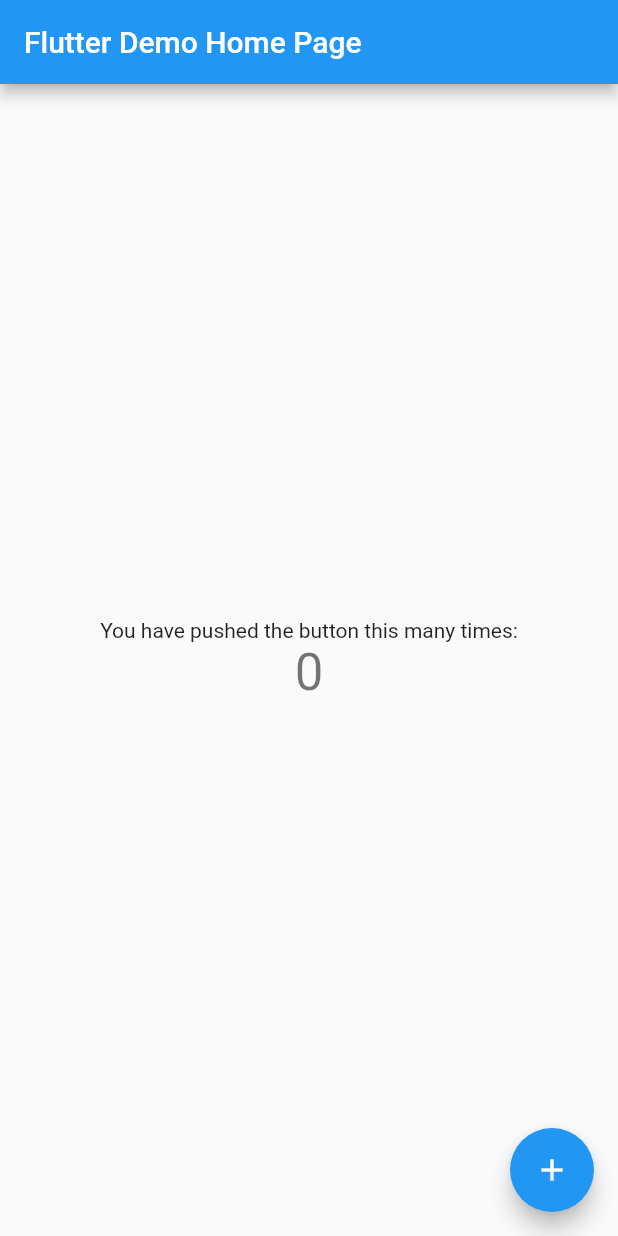
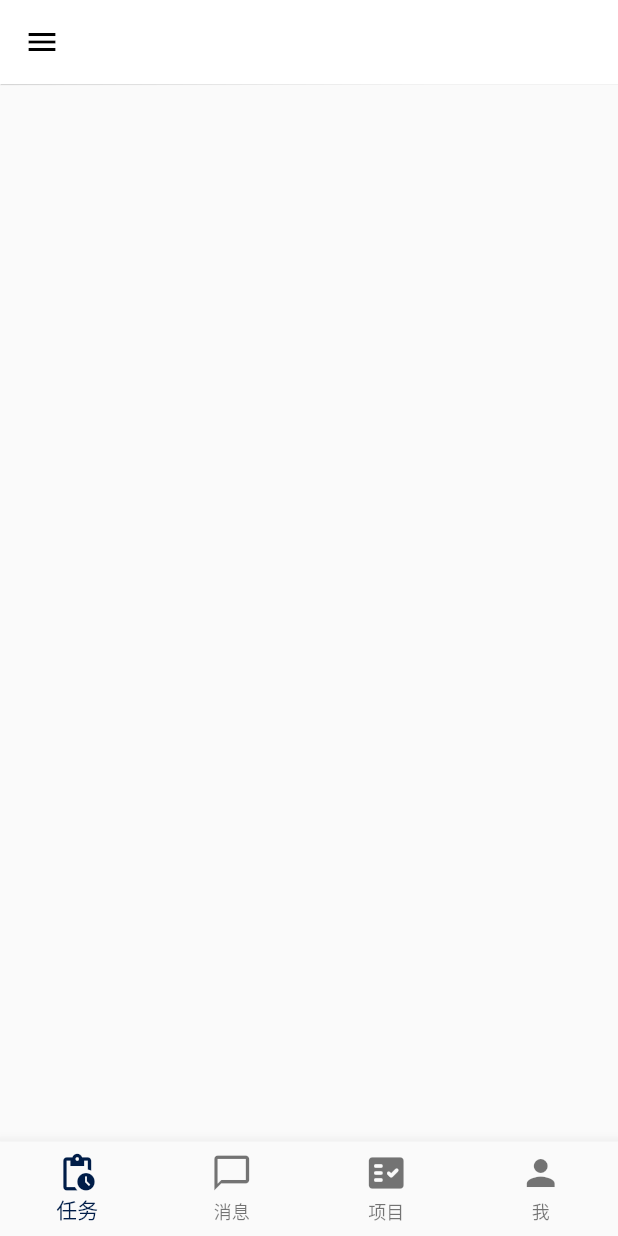
Before and after one commit to hoiii13/KanBan, a Flutter app: the screen it shows after launch, on a phone screen of 412 x 824 dp. Run offline on Flutter 3.47's test engine with Material 2 defaults, Android fonts, the phone set to English and light mode, and no system bars.

Commit message:
feat: 增加侧边栏

```diff
--- /dev/null
+++ b/lib/components/tabs.dart
@@ -0,0 +1,111 @@
+import 'package:flutter/material.dart';
+import 'package:kanban/pages/myCenter.dart';
+import 'package:kanban/pages/myMessage.dart';
+import 'package:kanban/pages/myProject.dart';
+import 'package:kanban/pages/myTask.dart';
+
+class Tabs extends StatefulWidget {
+  const Tabs({super.key});
+
+  @override
+  State<Tabs> createState() => _TabsState();
+}
+
+class _TabsState extends State<Tabs> {
+  final List<Widget> pageList = const [
+    MyTaskPage(),
+    MyMessagePage(),
+    MyProjectPage(),
+    MyCenterPage()
+  ];
+
+  int currentIndex = 0;
+
+  /* _TabsState(index) {
+    currentIndex = index;
+  } */
+
+  @override
+  Widget build(BuildContext context) {
+    return Scaffold(
+      appBar: AppBar(
+        title: const Text(''),
+        elevation: 0.3,
+      ),
+      body: pageList[currentIndex],
+      drawer: Drawer(
+          child: MediaQuery.removePadding(
+        removeTop: true,
+        context: context,
+        child: Column(
+          children: <Widget>[
+            Container(
+                padding: const EdgeInsets.fromLTRB(20, 100, 0, 0),
+                height: 300.0,
+                child: Column(
+                  children: <Widget>[
+                    Container(
+                      alignment: const Alignment(-1, -1),
+                      child: const CircleAvatar(
+                        backgroundColor: Color.fromARGB(255, 191, 64, 100),
+                        radius: 45,
+                        child: Text(
+                          '杨',
+                          style: TextStyle(fontSize: 20),
+                        ),
+                      ),
+                    ),
+                    Container(
+                        height: 50,
+                        margin: const EdgeInsets.only(top: 20),
+                        alignment: const Alignment(-1, -1),
+                        child: Row(
+                          children: <Widget>[
+                            const Text(
+                              '昵称123',
+                              style: TextStyle(
+                                  fontSize: 22, fontWeight: FontWeight.w600),
+                            ),
+                            IconButton(
+                                onPressed: () {},
+                                icon: const Icon(
+                                  Icons.border_color,
+                                  size: 20,
+                                  color: Color.fromRGBO(199, 199, 199, 1),
+                                ))
+                          ],
+                        )),
+                    Container(
+                      margin: EdgeInsets.only(top: 5),
+                      alignment: const Alignment(-1, -1),
+                      child: Text('id: 123'),
+                    )
+                  ],
+                )),
+            const Divider()
+          ],
+        ),
+      )),
+      bottomNavigationBar: BottomNavigationBar(
+        currentIndex: currentIndex,
+        onTap: (int index) {
+          setState(() {
+            currentIndex = index;
+          });
+        },
+        items: const [
+          BottomNavigationBarItem(
+              icon: Icon(Icons.pending_actions), label: '任务'),
+          BottomNavigationBarItem(
+              icon: Icon(Icons.chat_bubble_outline), label: '消息'),
+          BottomNavigationBarItem(
+              icon: Icon(Icons.fact_check_rounded), label: '项目'),
+          BottomNavigationBarItem(icon: Icon(Icons.person), label: '我'),
+        ],
+        type: BottomNavigationBarType.fixed,
+        iconSize: 28.0,
+        fixedColor: Color.fromARGB(255, 0, 29, 72),
+      ),
+    );
+  }
+}
--- a/lib/main.dart
+++ b/lib/main.dart
@@ -1,4 +1,6 @@
 import 'package:flutter/material.dart';
+import 'package:kanban/routes/routes.dart';
+import 'package:kanban/utils/color/color.dart';
 
 void main() {
   runApp(const MyApp());
@@ -13,103 +15,11 @@ class MyApp extends StatelessWidget {
     return MaterialApp(
       title: 'Flutter Demo',
       theme: ThemeData(
-        // This is the theme of your application.
-        //
-        // Try running your application with "flutter run". You'll see the
-        // application has a blue toolbar. Then, without quitting the app, try
-        // changing the primarySwatch below to Colors.green and then invoke
-        // "hot reload" (press "r" in the console where you ran "flutter run",
-        // or simply save your changes to "hot reload" in a Flutter IDE).
-        // Notice that the counter didn't reset back to zero; the application
-        // is not restarted.
-        primarySwatch: Colors.blue,
+        primarySwatch: createMaterialColor(Colors.white),
       ),
-      home: const MyHomePage(title: 'Flutter Demo Home Page'),
+      debugShowCheckedModeBanner: false,
+      initialRoute: '/',
+      onGenerateRoute: onGenerateRoute,
     );
   }
 }
-
-class MyHomePage extends StatefulWidget {
-  const MyHomePage({super.key, required this.title});
-
-  // This widget is the home page of your application. It is stateful, meaning
-  // that it has a State object (defined below) that contains fields that affect
-  // how it looks.
-
-  // This class is the configuration for the state. It holds the values (in this
-  // case the title) provided by the parent (in this case the App widget) and
-  // used by the build method of the State. Fields in a Widget subclass are
-  // always marked "final".
-
-  final String title;
-
-  @override
-  State<MyHomePage> createState() => _MyHomePageState();
-}
-
-class _MyHomePageState extends State<MyHomePage> {
-  int _counter = 0;
-
-  void _incrementCounter() {
-    setState(() {
-      // This call to setState tells the Flutter framework that something has
-      // changed in this State, which causes it to rerun the build method below
-      // so that the display can reflect the updated values. If we changed
-      // _counter without calling setState(), then the build method would not be
-      // called again, and so nothing would appear to happen.
-      _counter++;
-    });
-  }
-
-  @override
-  Widget build(BuildContext context) {
-    // This method is rerun every time setState is called, for instance as done
-    // by the _incrementCounter method above.
-    //
-    // The Flutter framework has been optimized to make rerunning build methods
-    // fast, so that you can just rebuild anything that needs updating rather
-    // than having to individually change instances of widgets.
-    return Scaffold(
-      appBar: AppBar(
-        // Here we take the value from the MyHomePage object that was created by
-        // the App.build method, and use it to set our appbar title.
-        title: Text(widget.title),
-      ),
-      body: Center(
-        // Center is a layout widget. It takes a single child and positions it
-        // in the middle of the parent.
-        child: Column(
-          // Column is also a layout widget. It takes a list of children and
-          // arranges them vertically. By default, it sizes itself to fit its
-          // children horizontally, and tries to be as tall as its parent.
-          //
-          // Invoke "debug painting" (press "p" in the console, choose the
-          // "Toggle Debug Paint" action from the Flutter Inspector in Android
-          // Studio, or the "Toggle Debug Paint" command in Visual Studio Code)
-          // to see the wireframe for each widget.
-          //
-          // Column has various properties to control how it sizes itself and
-          // how it positions its children. Here we use mainAxisAlignment to
-          // center the children vertically; the main axis here is the vertical
-          // axis because Columns are vertical (the cross axis would be
-          // horizontal).
-          mainAxisAlignment: MainAxisAlignment.center,
-          children: <Widget>[
-            const Text(
-              'You have pushed the button this many times:',
-            ),
-            Text(
-              '$_counter',
-              style: Theme.of(context).textTheme.headline4,
-            ),
-          ],
-        ),
-      ),
-      floatingActionButton: FloatingActionButton(
-        onPressed: _incrementCounter,
-        tooltip: 'Increment',
-        child: const Icon(Icons.add),
-      ), // This trailing comma makes auto-formatting nicer for build methods.
-    );
-  }
-}
--- /dev/null
+++ b/lib/pages/myCenter.dart
@@ -0,0 +1,20 @@
+import 'package:flutter/cupertino.dart';
+import 'package:flutter/material.dart';
+
+class MyCenterPage extends StatefulWidget {
+  const MyCenterPage({super.key});
+
+  @override
+  State<MyCenterPage> createState() => _MyCenterPageState();
+}
+
+class _MyCenterPageState extends State<MyCenterPage> {
+  @override
+  Widget build(BuildContext context) {
+    return Scaffold(
+      appBar: AppBar(
+        title: const Text('个人中心'),
+      ),
+    );
+  }
+}
--- /dev/null
+++ b/lib/pages/myMessage.dart
@@ -0,0 +1,15 @@
+import 'package:flutter/cupertino.dart';
+
+class MyMessagePage extends StatefulWidget {
+  const MyMessagePage({super.key});
+
+  @override
+  State<MyMessagePage> createState() => _MyMessagePageState();
+}
+
+class _MyMessagePageState extends State<MyMessagePage> {
+  @override
+  Widget build(BuildContext context) {
+    return Container();
+  }
+}
--- /dev/null
+++ b/lib/pages/myProject.dart
@@ -0,0 +1,15 @@
+import 'package:flutter/cupertino.dart';
+
+class MyProjectPage extends StatefulWidget {
+  const MyProjectPage({super.key});
+
+  @override
+  State<MyProjectPage> createState() => _MyProjectPageState();
+}
+
+class _MyProjectPageState extends State<MyProjectPage> {
+  @override
+  Widget build(BuildContext context) {
+    return Container();
+  }
+}
--- /dev/null
+++ b/lib/pages/myTask.dart
@@ -0,0 +1,15 @@
+import 'package:flutter/cupertino.dart';
+
+class MyTaskPage extends StatefulWidget {
+  const MyTaskPage({super.key});
+
+  @override
+  State<MyTaskPage> createState() => _MyTaskPageState();
+}
+
+class _MyTaskPageState extends State<MyTaskPage> {
+  @override
+  Widget build(BuildContext context) {
+    return Container();
+  }
+}
--- /dev/null
+++ b/lib/routes/routes.dart
@@ -0,0 +1,19 @@
+import 'package:flutter/material.dart';
+import '../components/tabs.dart';
+
+final routes = {'/': (context) => const Tabs()};
+
+var onGenerateRoute = (RouteSettings settings) {
+  final String? name = settings.name;
+  final Function pageContentBuilder = routes[name] as Function;
+  if (settings.arguments != null) {
+    final Route route = MaterialPageRoute(
+        builder: (context) =>
+            pageContentBuilder(context, arguments: settings.arguments));
+    return route;
+  } else {
+    final Route route =
+        MaterialPageRoute(builder: (context) => pageContentBuilder(context));
+    return route;
+  }
+};
--- /dev/null
+++ b/lib/utils/color/color.dart
@@ -0,0 +1,21 @@
+import 'package:flutter/material.dart';
+//把#转化成0xFF
+
+MaterialColor createMaterialColor(Color color) {
+  List strengths = <double>[.05];
+  Map<int, Color> swatch = {};
+  final int r = color.red, g = color.green, b = color.blue;
+
+  for (int i = 1; i < 10; i++) {
+    strengths.add(0.1 * i);
+  }
+  for (var strength in strengths) {
+    final double ds = 0.5 - strength;
+    swatch[(strength * 1000).round()] = Color.fromRGBO(
+        r + ((ds < 0 ? r : (255 - r)) * ds).round(),
+        g + ((ds < 0 ? g : (255 - g)) * ds).round(),
+        b + ((ds < 0 ? b : (255 - b) * ds).round()),
+        1);
+  }
+  return MaterialColor(color.value, swatch);
+}
```
